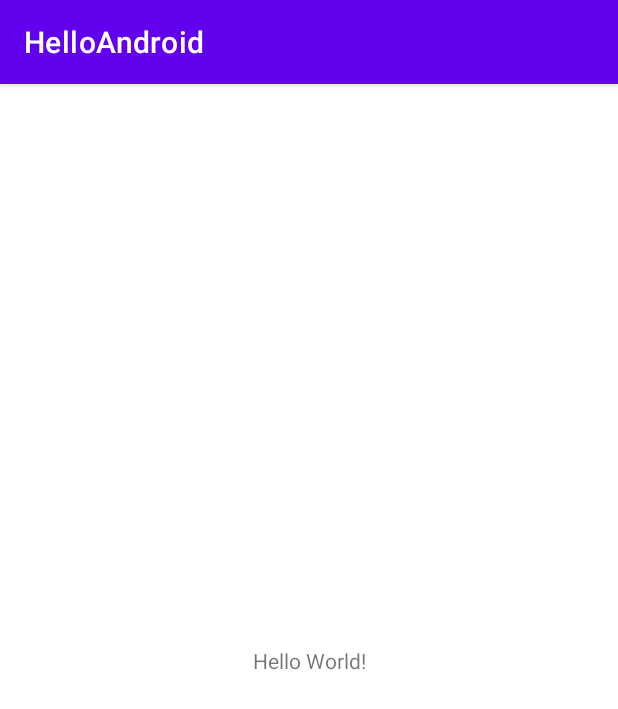
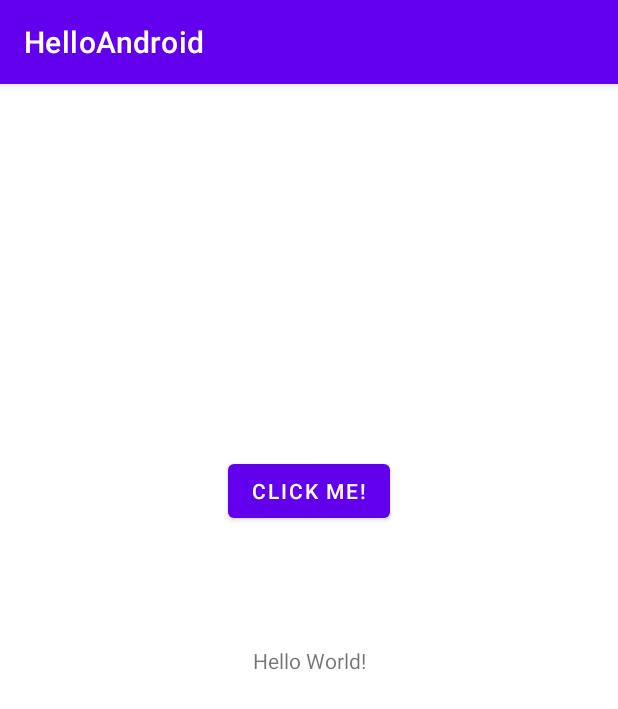
Before and after one commit to yuanruntian/HelloAndroid, an Android app: the screen it shows after launch (MainActivity), on a phone screen of 412 x 824 dp. Shown: the top 709 px of the screen. Run offline under Robolectric (Android 15) with nearby library versions, the phone set to English and light mode, and no system bars.

Commit message:
Add Button onClick Activity

```diff
--- a/app/src/main/java/com/example/helloandroid/MainActivity.java
+++ b/app/src/main/java/com/example/helloandroid/MainActivity.java
@@ -3,6 +3,8 @@ package com.example.helloandroid;
 import androidx.appcompat.app.AppCompatActivity;
 
 import android.os.Bundle;
+import android.view.View;
+import android.widget.Toast;
 
 public class MainActivity extends AppCompatActivity {
 
@@ -11,4 +13,10 @@ public class MainActivity extends AppCompatActivity {
         super.onCreate(savedInstanceState);
         setContentView(R.layout.activity_main);
     }
+
+    /** Called when the user touches the button */
+    public void sendMessage(View view) {
+        // Do something in response to button click
+        Toast.makeText(MainActivity.this, "Button is clicked!", Toast.LENGTH_SHORT).show();
+    }
 }
--- a/app/src/main/res/layout/activity_main.xml
+++ b/app/src/main/res/layout/activity_main.xml
@@ -15,4 +15,18 @@
         app:layout_constraintRight_toRightOf="parent"
         app:layout_constraintTop_toTopOf="parent" />
 
+    <Button
+        android:id="@+id/button"
+        android:layout_width="wrap_content"
+        android:layout_height="wrap_content"
+        android:layout_marginTop="247dp"
+        android:layout_marginBottom="436dp"
+        android:text="@string/button_text"
+        app:layout_constraintBottom_toBottomOf="parent"
+        app:layout_constraintEnd_toEndOf="parent"
+        app:layout_constraintStart_toStartOf="parent"
+        app:layout_constraintTop_toTopOf="parent"
+        app:layout_constraintVertical_bias="0.0"
+        android:onClick="sendMessage" />
+
 </androidx.constraintlayout.widget.ConstraintLayout>
--- a/app/src/main/res/values/strings.xml
+++ b/app/src/main/res/values/strings.xml
@@ -1,3 +1,4 @@
 <resources>
     <string name="app_name">HelloAndroid</string>
+    <string name="button_text">Click me!</string>
 </resources>
```
Also changed, not shown: 1 other file.
